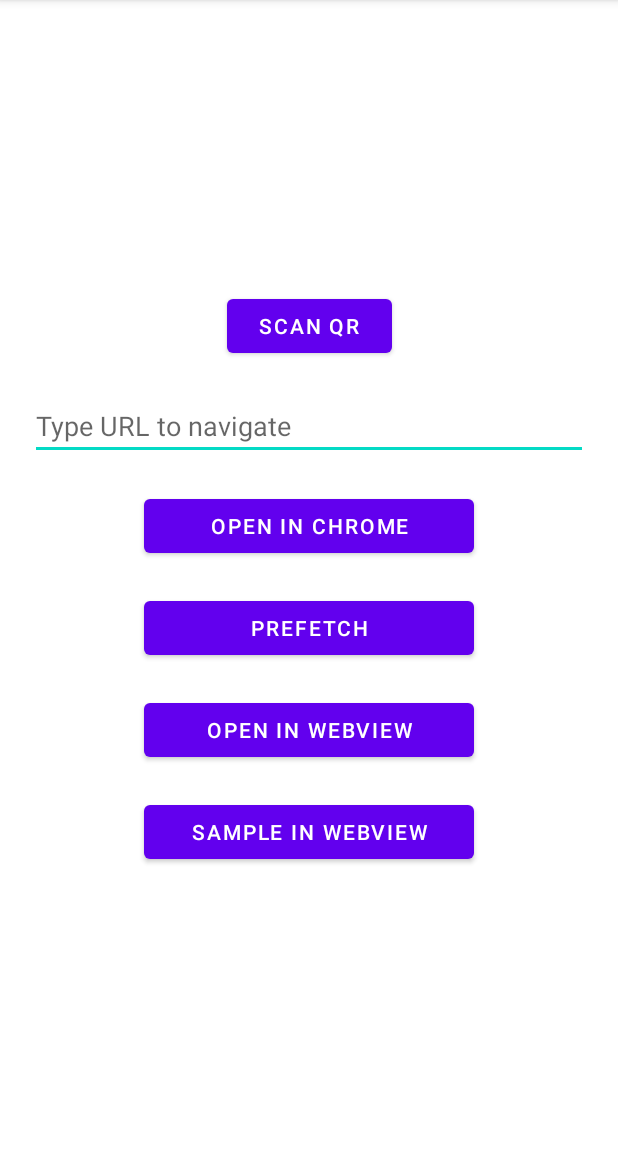
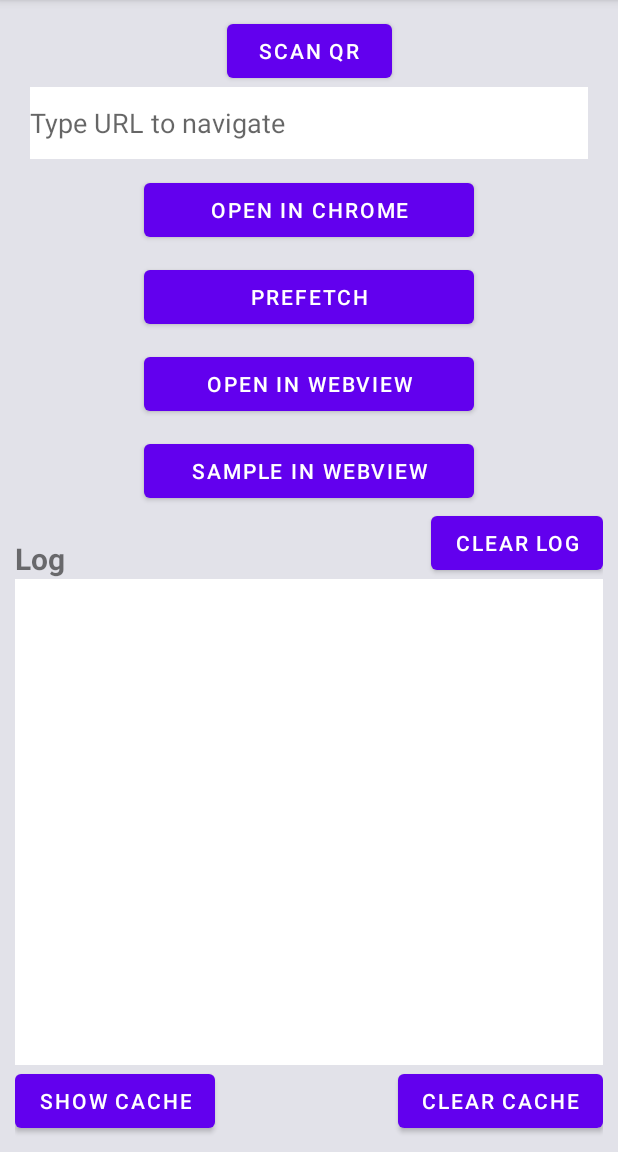
Before and after one commit to Transported-Labs/android-webview-sdk-demo, an Android app: the screen it shows after launch (MainActivity), on a phone screen of 412 x 824 dp, the part 84-1236 px from its top. Run offline under Robolectric (Android 15) with nearby library versions, the phone set to English and light mode, and no system bars; libraries missing offline, so code that uses them is left out: com.cueaudio.cuelightshow, com.google.zxing.integration; 1 statement that could not run was skipped.

Commit message:
Added Cache and Log features.

```diff
--- a/app/build.gradle
+++ b/app/build.gradle
@@ -47,7 +47,7 @@ dependencies {
     implementation 'androidx.constraintlayout:constraintlayout:2.1.4'
     implementation 'com.google.zxing:core:3.4.1'
     implementation 'com.journeyapps:zxing-android-embedded:4.2.0'
-    implementation 'com.github.Transported-Labs:android-webview-sdk:0.0.6'
+    implementation 'com.github.Transported-Labs:android-webview-sdk:0.0.9'
     // Comment out the line above and uncomment the line below to use local android-webview-sdk
 //    implementation files('../../android-webview-sdk/lib/build/outputs/aar/lib-debug.aar')
     testImplementation 'junit:junit:4.13.2'
--- a/app/src/main/java/com/cueaudio/webviewsdkdemo/MainActivity.kt
+++ b/app/src/main/java/com/cueaudio/webviewsdkdemo/MainActivity.kt
@@ -3,10 +3,13 @@ package com.cueaudio.webviewsdkdemo
 import android.content.Intent
 import androidx.appcompat.app.AppCompatActivity
 import android.os.Bundle
+import android.view.View
 import android.widget.Button
 import android.widget.EditText
+import android.widget.FrameLayout
 import android.widget.Toast
 import com.cueaudio.cuelightshow.InvalidUrlError
+import com.cueaudio.cuelightshow.LogHandler
 import com.cueaudio.cuelightshow.WebViewController
 import com.google.zxing.integration.android.IntentIntegrator
 import com.google.zxing.integration.android.IntentResult
@@ -14,6 +17,7 @@ import com.google.zxing.integration.android.IntentResult
 class MainActivity : AppCompatActivity() {
 
     private lateinit var urlEditText: EditText
+    private lateinit var logText: EditText
     private lateinit var navigateButton: Button
     override fun onCreate(savedInstanceState: Bundle?) {
         super.onCreate(savedInstanceState)
@@ -21,6 +25,7 @@ class MainActivity : AppCompatActivity() {
 
         val webViewController = WebViewController(this)
         urlEditText = findViewById(R.id.urlEditText)
+        logText = findViewById(R.id.logText)
         val openInBrowserButton = findViewById<Button>(R.id.openInChromeButton)
         openInBrowserButton.setOnClickListener {
             val url = urlEditText.text.toString()
@@ -45,16 +50,13 @@ class MainActivity : AppCompatActivity() {
         }
         val prefetchButton = findViewById<Button>(R.id.prefetchButton)
         prefetchButton.setOnClickListener {
-            val urlString = urlEditText.text.toString()
-            val url = "${urlString}&preload=true"
+            val url = urlEditText.text.toString()
             if (url == "") {
                 println("Empty URL is not allowed")
                 return@setOnClickListener
             }
             try {
-                webViewController.prefetch(url) {
-                    prefetchButton.text = "Fetched:$it%"
-                }
+                webViewController.prefetch(url, addToLog)
             } catch (e: InvalidUrlError) {
                 // Show invalid URL error message
                 Toast.makeText(this, e.message, Toast.LENGTH_SHORT).show()
@@ -68,7 +70,7 @@ class MainActivity : AppCompatActivity() {
                 return@setOnClickListener
             }
             try {
-                webViewController.navigateTo(url)
+                webViewController.navigateTo(url, addToLog)
             } catch (e: InvalidUrlError) {
                 // Show invalid URL error message
                 Toast.makeText(this, e.message, Toast.LENGTH_SHORT).show()
@@ -77,6 +79,30 @@ class MainActivity : AppCompatActivity() {
         val openFileButton = findViewById<Button>(R.id.openFileButton)
         openFileButton.setOnClickListener {
             webViewController.navigateTo("file:///android_asset/index.html")
+        }
+        val clearLogButton = findViewById<Button>(R.id.clearLogButton)
+        clearLogButton.setOnClickListener {
+            logText.post {
+                logText.text.clear()
+            }
+        }
+        val showCacheButton = findViewById<Button>(R.id.showCacheButton)
+        showCacheButton.setOnClickListener {
+            logText.post {
+                logText.text.appendLine(webViewController.showCache())
+            }
+        }
+        val clearCacheButton = findViewById<Button>(R.id.clearCacheButton)
+        clearCacheButton.setOnClickListener {
+            logText.post {
+                logText.text.appendLine(webViewController.clearCache())
+            }
+        }
+    }
+
+    private val addToLog: LogHandler = { logLine ->
+        logText.post {
+            logText.text.appendLine(logLine)
         }
     }
 
@@ -89,6 +115,7 @@ class MainActivity : AppCompatActivity() {
                 navigateButton.performClick()
             }
         } else {
+            @Suppress("DEPRECATION")
             super.onActivityResult(requestCode, resultCode, data)
         }
     }
--- a/app/src/main/res/layout/activity_main.xml
+++ b/app/src/main/res/layout/activity_main.xml
@@ -4,35 +4,38 @@
     xmlns:tools="http://schemas.android.com/tools"
     android:layout_width="match_parent"
     android:layout_height="match_parent"
+    android:background="@color/material_dynamic_neutral90"
     tools:context=".MainActivity">
+
     <Button
         android:id="@+id/scanQRButton"
         android:layout_width="wrap_content"
         android:layout_height="wrap_content"
-        android:layout_margin="20dp"
+        android:layout_margin="10dp"
         android:minWidth="@dimen/qr_min_width"
         android:text="@string/scan_qr"
         app:layout_constraintEnd_toEndOf="parent"
         app:layout_constraintStart_toStartOf="parent"
-        app:layout_constraintBottom_toTopOf="@id/urlEditText" />
+        app:layout_constraintTop_toTopOf="parent" />
+
     <EditText
         android:id="@+id/urlEditText"
         android:layout_width="0dp"
         android:layout_height="wrap_content"
+        android:minHeight="@dimen/edit_min_height"
         android:layout_marginStart="20dp"
         android:layout_marginEnd="20dp"
-        android:layout_marginBottom="200dp"
-        android:hint="Type URL to navigate"
-        app:layout_constraintBottom_toBottomOf="parent"
+        android:background="@color/white"
+        android:hint="@string/type_url_to_navigate"
         app:layout_constraintEnd_toEndOf="parent"
         app:layout_constraintStart_toStartOf="parent"
-        app:layout_constraintTop_toTopOf="parent" />
+        app:layout_constraintTop_toBottomOf="@id/scanQRButton" />
 
     <Button
         android:id="@+id/openInChromeButton"
         android:layout_width="wrap_content"
         android:layout_height="wrap_content"
-        android:layout_margin="20dp"
+        android:layout_margin="10dp"
         android:minWidth="@dimen/button_min_width"
         android:text="@string/open_in_browser"
         app:layout_constraintEnd_toEndOf="parent"
@@ -43,7 +46,7 @@
         android:id="@+id/prefetchButton"
         android:layout_width="wrap_content"
         android:layout_height="wrap_content"
-        android:layout_margin="20dp"
+        android:layout_margin="10dp"
         android:minWidth="@dimen/button_min_width"
         android:text="@string/prefetch"
         app:layout_constraintEnd_toEndOf="parent"
@@ -54,7 +57,7 @@
         android:id="@+id/navigateButton"
         android:layout_width="wrap_content"
         android:layout_height="wrap_content"
-        android:layout_margin="20dp"
+        android:layout_margin="10dp"
         android:minWidth="@dimen/button_min_width"
         android:text="@string/navigate_to_url"
         app:layout_constraintEnd_toEndOf="parent"
@@ -65,11 +68,81 @@
         android:id="@+id/openFileButton"
         android:layout_width="wrap_content"
         android:layout_height="wrap_content"
-        android:layout_margin="20dp"
+        android:layout_margin="10dp"
         android:minWidth="@dimen/button_min_width"
         android:text="@string/open_sample_page"
         app:layout_constraintEnd_toEndOf="parent"
         app:layout_constraintStart_toStartOf="parent"
         app:layout_constraintTop_toBottomOf="@id/navigateButton" />
 
+    <RelativeLayout
+        android:id="@+id/log_topbar"
+        android:layout_width="match_parent"
+        android:layout_height="wrap_content"
+        android:layout_marginStart="10dp"
+        android:layout_marginEnd="10dp"
+        app:layout_constraintEnd_toStartOf="@id/logText"
+        app:layout_constraintStart_toEndOf="@id/logText"
+        app:layout_constraintTop_toBottomOf="@id/openFileButton">
+
+        <TextView
+            android:id="@+id/logLabel"
+            android:layout_width="wrap_content"
+            android:layout_height="wrap_content"
+            android:layout_alignBottom="@id/clearLogButton"
+            android:text="@string/progress_log"
+            android:textSize="20sp"
+            android:textStyle="bold" />
+
+        <Button
+            android:id="@+id/clearLogButton"
+            android:layout_width="wrap_content"
+            android:layout_height="wrap_content"
+            android:layout_alignParentEnd="true"
+            android:text="@string/clear_log" />
+    </RelativeLayout>
+
+    <EditText
+        android:id="@+id/logText"
+        android:layout_width="match_parent"
+        android:layout_height="0dp"
+        android:layout_marginStart="10dp"
+        android:layout_marginEnd="10dp"
+        android:background="@android:color/white"
+        android:clickable="false"
+        android:ems="10"
+        android:focusable="false"
+        android:gravity="start|top"
+        android:inputType="textMultiLine"
+        android:scrollbars="vertical"
+        android:textSize="14sp"
+        app:layout_constraintBottom_toTopOf="@id/log_bottombar"
+        app:layout_constraintEnd_toEndOf="parent"
+        app:layout_constraintStart_toStartOf="parent"
+        app:layout_constraintTop_toBottomOf="@id/log_topbar"
+        tools:text="@string/log_goes_here" />
+
+    <RelativeLayout
+        android:id="@+id/log_bottombar"
+        android:layout_width="match_parent"
+        android:layout_height="wrap_content"
+        android:layout_margin="10dp"
+        app:layout_constraintBottom_toBottomOf="parent"
+        app:layout_constraintEnd_toStartOf="@+id/logText"
+        app:layout_constraintStart_toEndOf="@+id/logText">
+
+        <Button
+            android:id="@+id/showCacheButton"
+            android:layout_width="wrap_content"
+            android:layout_height="wrap_content"
+            android:text="@string/show_cache" />
+
+        <Button
+            android:id="@+id/clearCacheButton"
+            android:layout_width="wrap_content"
+            android:layout_height="wrap_content"
+            android:layout_alignParentEnd="true"
+            android:text="@string/clear_cache" />
+    </RelativeLayout>
+
 </androidx.constraintlayout.widget.ConstraintLayout>
--- a/app/src/main/res/values/dimens.xml
+++ b/app/src/main/res/values/dimens.xml
@@ -2,4 +2,5 @@
 <resources>
     <dimen name="button_min_width">220dp</dimen>
     <dimen name="qr_min_width">110dp</dimen>
+    <dimen name="edit_min_height">48dp</dimen>
 </resources>
--- a/app/src/main/res/values/strings.xml
+++ b/app/src/main/res/values/strings.xml
@@ -5,4 +5,10 @@
     <string name="open_sample_page">Sample in WebView</string>
     <string name="open_in_browser">Open in Chrome</string>
     <string name="scan_qr">Scan QR</string>
+    <string name="type_url_to_navigate">Type URL to navigate</string>
+    <string name="progress_log">Log</string>
+    <string name="clear_log">Clear Log</string>
+    <string name="log_goes_here">Log goes here</string>
+    <string name="show_cache">Show Cache</string>
+    <string name="clear_cache">Clear Cache</string>
 </resources>
```
Also changed, not shown: 1 other file.
